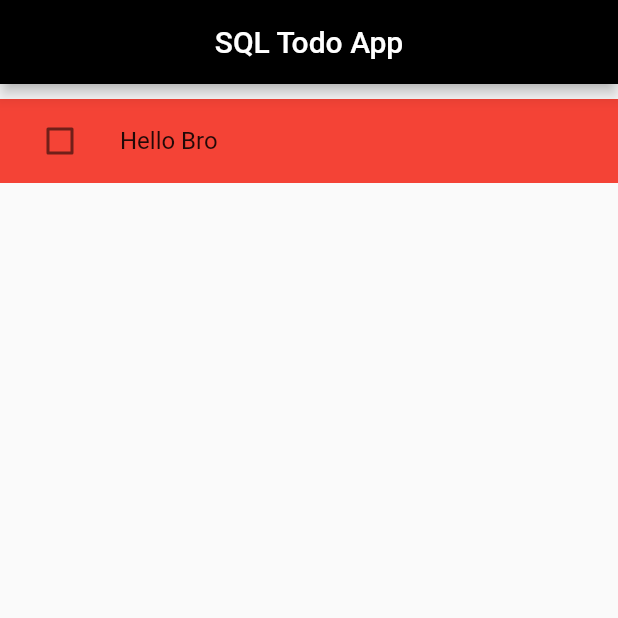
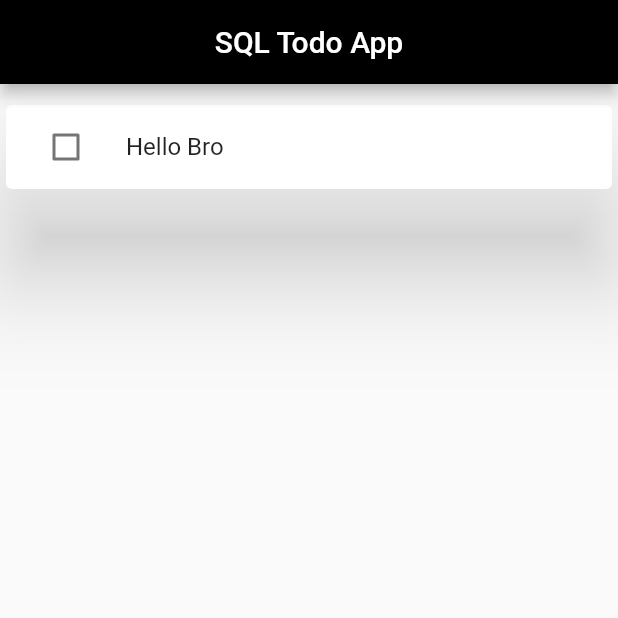
Before and after one commit to edewindt/todo_sqlflite, a Flutter app: the screen it shows after launch, on a phone screen of 412 x 824 dp, the top half of it. Run offline on Flutter 3.47's test engine with Material 2 defaults, Android fonts, the light colour scheme and no system bars.

Commit message:
wrapped title in card

```diff
--- a/lib/todo_list.dart
+++ b/lib/todo_list.dart
@@ -17,8 +17,9 @@ class _TodoListState extends State<TodoList> {
         width: 800,
         child: ListView(
           children: [
-            ListTile(
-              tileColor: Colors.red,
+            Card(
+              elevation: 30,
+              child: ListTile(
                 leading: Checkbox(
                   value: checked,
                   onChanged: (value) => setState(() {
@@ -26,6 +27,7 @@ class _TodoListState extends State<TodoList> {
                   }),
                 ),
                 title: const Text("Hello Bro"),
+              ),
             )
           ],
         ),
```
Lines whose indentation alone changed are shown as unchanged.
